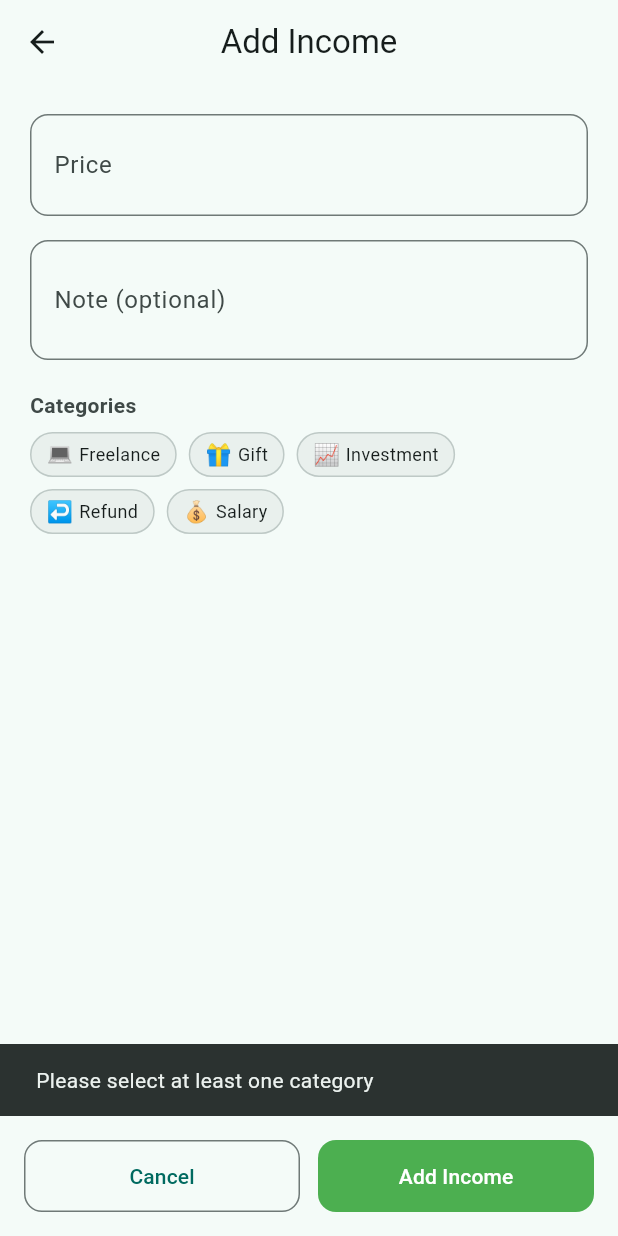
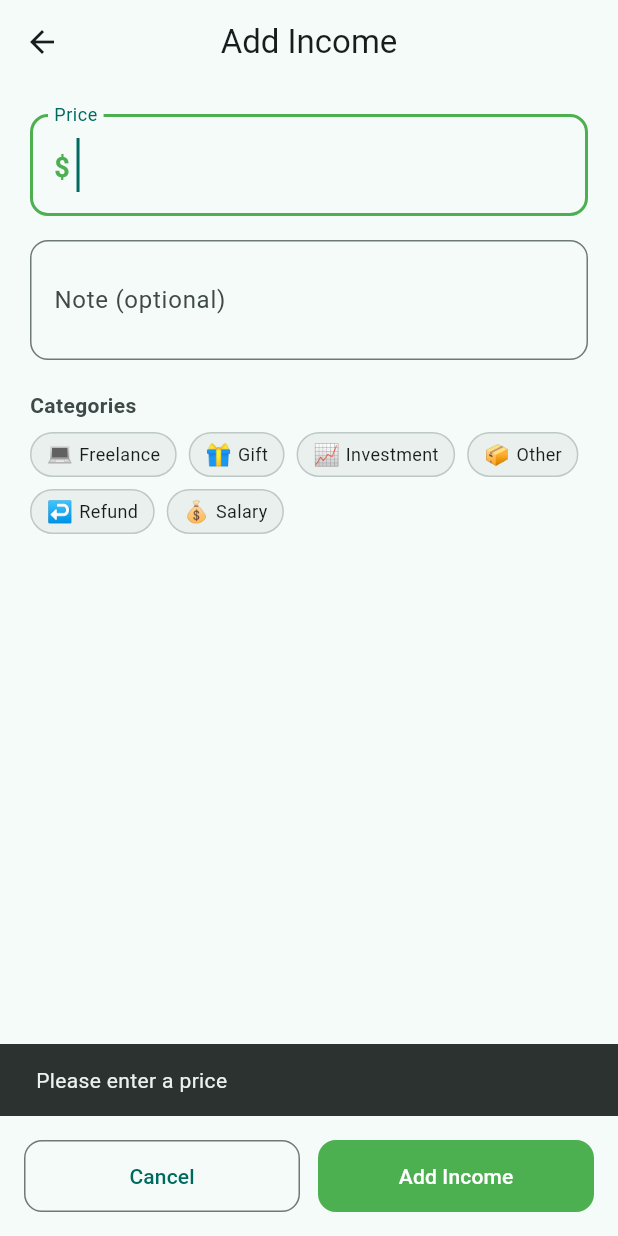
Before and after one commit to venomxayoub/budget, a Flutter app: the EntryFormScreen screen opened directly with empty values, after a tap on "Add Income", on a phone screen of 412 x 824 dp. Run offline on Flutter 3.47's test engine with Material 3 defaults, Android fonts, the phone set to English and light mode, and no system bars; our stand-ins replace permission_handler, sqflite; accounts and stored records are empty.

Commit message:
feat: UX improvements — autofocus, Enter-to-next, category optional, remove auto-seed

```diff
--- a/budget_manager/lib/models/expense.dart
+++ b/budget_manager/lib/models/expense.dart
@@ -1,4 +1,9 @@
 import 'dart:convert';
+
+class _ExpenseSentinel {
+  const _ExpenseSentinel();
+}
+const _expenseSentinel = _ExpenseSentinel();
 
 class Expense {
   final int? id;
@@ -58,7 +63,7 @@ class Expense {
     String? note,
     DateTime? createdAt,
     DateTime? updatedAt,
-    DateTime? deletedAt,
+    Object? deletedAt = _expenseSentinel,
   }) {
     return Expense(
       id: id ?? this.id,
@@ -67,7 +72,7 @@ class Expense {
       note: note ?? this.note,
       createdAt: createdAt ?? this.createdAt,
       updatedAt: updatedAt ?? this.updatedAt,
-      deletedAt: deletedAt ?? this.deletedAt,
+      deletedAt: identical(deletedAt, _expenseSentinel) ? this.deletedAt : deletedAt as DateTime?,
     );
   }
 }
--- a/budget_manager/lib/models/income.dart
+++ b/budget_manager/lib/models/income.dart
@@ -1,4 +1,9 @@
 import 'dart:convert';
+
+class _IncomeSentinel {
+  const _IncomeSentinel();
+}
+const _incomeSentinel = _IncomeSentinel();
 
 class Income {
   final int? id;
@@ -58,7 +63,7 @@ class Income {
     String? note,
     DateTime? createdAt,
     DateTime? updatedAt,
-    DateTime? deletedAt,
+    Object? deletedAt = _incomeSentinel,
   }) {
     return Income(
       id: id ?? this.id,
@@ -67,7 +72,7 @@ class Income {
       note: note ?? this.note,
       createdAt: createdAt ?? this.createdAt,
       updatedAt: updatedAt ?? this.updatedAt,
-      deletedAt: deletedAt ?? this.deletedAt,
+      deletedAt: identical(deletedAt, _incomeSentinel) ? this.deletedAt : deletedAt as DateTime?,
     );
   }
 }
--- a/budget_manager/lib/providers/transaction_provider.dart
+++ b/budget_manager/lib/providers/transaction_provider.dart
@@ -150,15 +150,12 @@ class TransactionProvider extends ChangeNotifier {
       ];
 
       if (_expenses.isEmpty && _incomes.isEmpty) {
-        await seedLargeData();
+        // fresh install — no seeding needed
       }
     } catch (_) {
       if (_expenseCategories.isEmpty) {
         _expenseCategories = defaultExpenseCategories;
         _incomeCategories = defaultIncomeCategories;
-      }
-      if (_expenses.isEmpty && _incomes.isEmpty) {
-        await seedLargeData();
       }
     }
 
@@ -398,6 +395,7 @@ final List<ExpenseCategory> defaultExpenseCategories = [
   ExpenseCategory(id: 6, name: 'Health', emoji: '💊'),
   ExpenseCategory(id: 7, name: 'Education', emoji: '📚'),
   ExpenseCategory(id: 8, name: 'Housing', emoji: '🏠'),
+  ExpenseCategory(id: 9, name: 'Other', emoji: '📦'),
 ];
 
 final List<IncomeCategory> defaultIncomeCategories = [
@@ -406,4 +404,5 @@ final List<IncomeCategory> defaultIncomeCategories = [
   IncomeCategory(id: 3, name: 'Investment', emoji: '📈'),
   IncomeCategory(id: 4, name: 'Gift', emoji: '🎁'),
   IncomeCategory(id: 5, name: 'Refund', emoji: '↩️'),
+  IncomeCategory(id: 6, name: 'Other', emoji: '📦'),
 ];
--- a/budget_manager/lib/screens/entry_form_screen.dart
+++ b/budget_manager/lib/screens/entry_form_screen.dart
@@ -19,21 +19,30 @@ class EntryFormScreen extends StatefulWidget {
 class _EntryFormScreenState extends State<EntryFormScreen> {
   final _priceController = TextEditingController();
   final _noteController = TextEditingController();
-  final Set<int> _selectedCategoryIds = {};
+  final _selectedCategoryIds = <int>{};
+  final _priceFocusNode = FocusNode();
+  final _noteFocusNode = FocusNode();
 
   @override
   void dispose() {
     _priceController.dispose();
     _noteController.dispose();
+    _priceFocusNode.dispose();
+    _noteFocusNode.dispose();
     super.dispose();
   }
 
   void _submit() {
-    if (_selectedCategoryIds.isEmpty) {
-      ScaffoldMessenger.of(context).showSnackBar(
-        const SnackBar(content: Text('Please select at least one category')),
+    final provider = context.read<TransactionProvider>();
+
+    var categoryIds = _selectedCategoryIds.toList();
+    if (categoryIds.isEmpty) {
+      final cats = provider.getCategoriesList(widget.isExpense);
+      final other = cats.cast<dynamic>().firstWhere(
+        (c) => c.name == 'Other',
+        orElse: () => cats.first,
       );
-      return;
+      categoryIds = [other.id as int];
     }
 
     final priceText = _priceController.text.trim();
@@ -52,30 +61,31 @@ class _EntryFormScreenState extends State<EntryFormScreen> {
       return;
     }
 
-    final provider = context.read<TransactionProvider>();
-    final now = DateTime.now();
-
     if (widget.isExpense) {
       final expense = Expense(
-        categoryIds: _selectedCategoryIds.toList(),
+        categoryIds: categoryIds,
         price: price,
         note: _noteController.text.trim(),
-        createdAt: now,
-        updatedAt: now,
+        createdAt: DateTime.now(),
+        updatedAt: DateTime.now(),
       );
       provider.addExpense(expense);
     } else {
       final income = Income(
-        categoryIds: _selectedCategoryIds.toList(),
+        categoryIds: categoryIds,
         price: price,
         note: _noteController.text.trim(),
-        createdAt: now,
-        updatedAt: now,
+        createdAt: DateTime.now(),
+        updatedAt: DateTime.now(),
       );
       provider.addIncome(income);
     }
 
-    Navigator.pop(context);
+    _priceController.clear();
+    _noteController.clear();
+    _selectedCategoryIds.clear();
+    setState(() {});
+    _priceFocusNode.requestFocus();
   }
 
   @override
@@ -98,7 +108,10 @@ class _EntryFormScreenState extends State<EntryFormScreen> {
           children: [
             TextField(
               controller: _priceController,
+              focusNode: _priceFocusNode,
+              autofocus: true,
               keyboardType: const TextInputType.numberWithOptions(decimal: true),
+              textInputAction: TextInputAction.next,
               inputFormatters: [
                 FilteringTextInputFormatter.allow(RegExp(r'^\d*\.?\d{0,2}')),
               ],
@@ -123,17 +136,21 @@ class _EntryFormScreenState extends State<EntryFormScreen> {
                 fontWeight: FontWeight.w700,
                 color: accentColor,
               ),
+              onSubmitted: (_) => _noteFocusNode.requestFocus(),
             ),
             const SizedBox(height: 16),
             TextField(
               controller: _noteController,
+              focusNode: _noteFocusNode,
               maxLines: 2,
+              textInputAction: TextInputAction.done,
               decoration: InputDecoration(
                 labelText: 'Note (optional)',
                 border: OutlineInputBorder(
                   borderRadius: BorderRadius.circular(12),
                 ),
               ),
+              onSubmitted: (_) => _submit(),
             ),
             const SizedBox(height: 20),
             Text(
--- a/budget_manager/lib/screens/home_screen.dart
+++ b/budget_manager/lib/screens/home_screen.dart
@@ -163,7 +163,8 @@ class _HomeScreenState extends State<HomeScreen> {
           entries: monthEntries,
           onPreviousMonth: () {
             setState(() {
-              _selectedMonth = DateTime(_selectedMonth.year, _selectedMonth.month - 1, 1);
+              final prev = DateTime(_selectedMonth.year, _selectedMonth.month - 1, 1);
+              if (prev.year >= 2026) _selectedMonth = prev;
             });
           },
           onNextMonth: () {
```
Also changed, not shown: budget_manager/lib/screens/category_form_screen.dart (+11 -0 lines), budget_manager/lib/widgets/sidebar.dart (+0 -17 lines), 1 other file.
